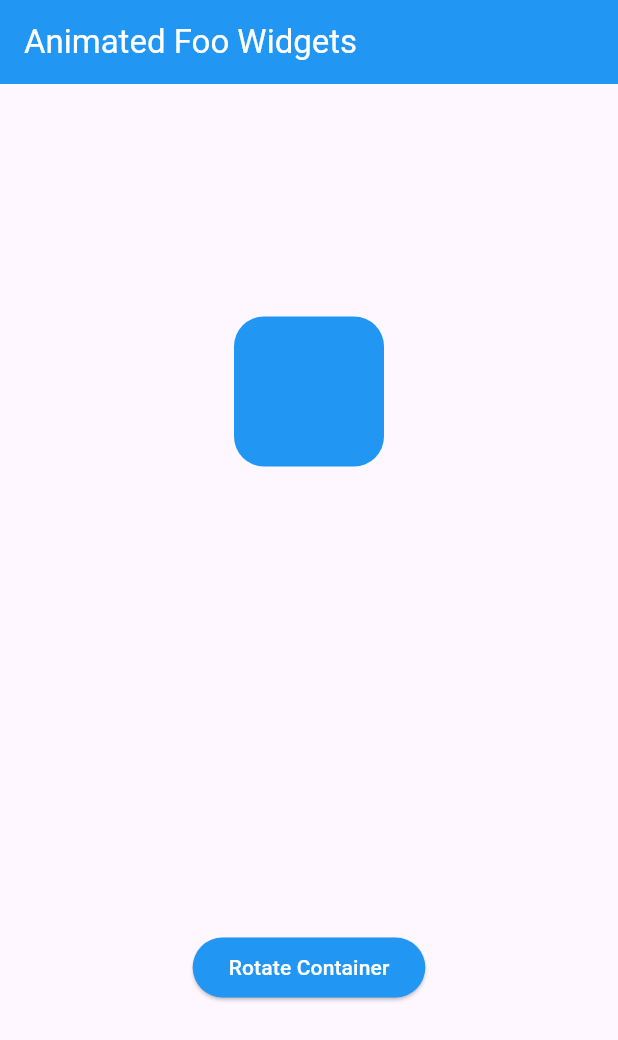
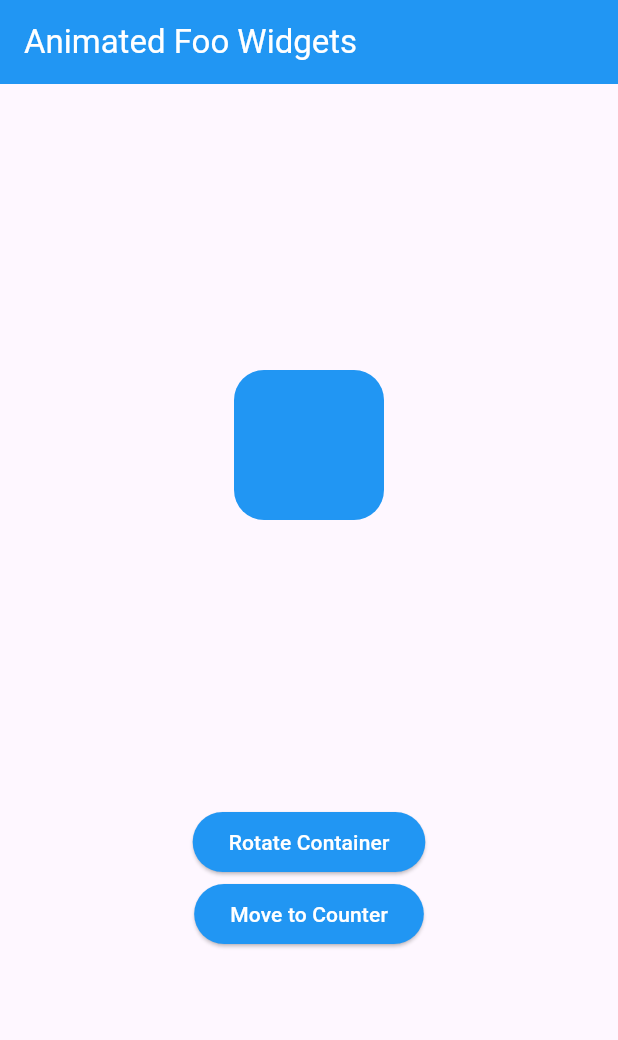
Before and after one commit to jafarMarouf50/flutter_animations, a Flutter app: the screen it shows after launch, on a phone screen of 412 x 824 dp. Shown: the top 1040 px of the screen. Run offline on Flutter 3.47's test engine with Material 3 defaults, Android fonts, the phone set to English and light mode, and no system bars.

```diff
--- a/lib/home_view.dart
+++ b/lib/home_view.dart
@@ -1,4 +1,5 @@
 import 'package:flutter/material.dart';
+import 'package:flutter_animation/counter_view.dart';
 
 class HomeView extends StatefulWidget {
   const HomeView({super.key});
@@ -14,16 +15,23 @@ class _HomeViewState extends State<HomeView> {
   Widget build(BuildContext context) {
     return Scaffold(
       appBar: AppBar(
+        backgroundColor: Colors.blue,
+
         title: Text(
           'Animated Foo Widgets',
           style: TextStyle(color: Colors.white),
         ),
-        backgroundColor: Colors.blue,
       ),
       body: Center(
         child: Column(
-          mainAxisAlignment: MainAxisAlignment.spaceAround,
-          children: [_animatedContainer(), _resizeContainerButton()],
+          children: [
+            Spacer(),
+            _animatedContainer(),
+            Spacer(),
+            _resizeContainerButton(),
+            _navigateToCounterView(),
+            Spacer(),
+          ],
         ),
       ),
     );
@@ -55,4 +63,17 @@ class _HomeViewState extends State<HomeView> {
       child: Text("Rotate Container", style: TextStyle(color: Colors.white)),
     );
   }
+
+  Widget _navigateToCounterView() {
+    return ElevatedButton(
+      style: ElevatedButton.styleFrom(backgroundColor: Colors.blue),
+      onPressed: () {
+        Navigator.push(
+          context,
+          MaterialPageRoute(builder: (context) => CounterView()),
+        );
+      },
+      child: Text("Move to Counter", style: TextStyle(color: Colors.white)),
+    );
+  }
 }
```
Also changed, not shown: lib/counter_view.dart (added, +40 -0 lines), 1 other file.
